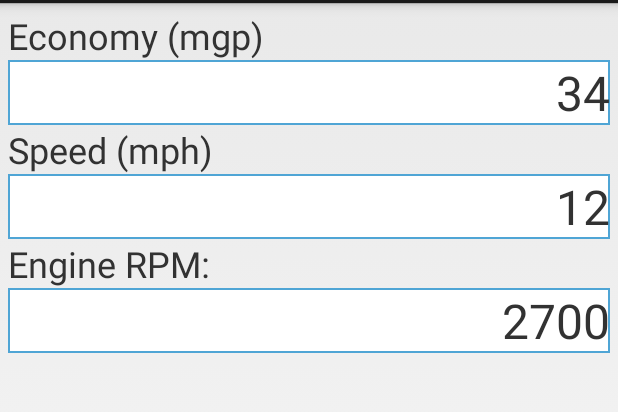
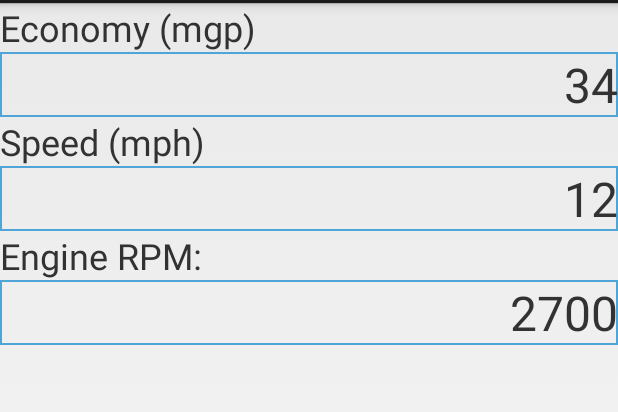
Before and after one commit to WillBrophy/FuelEconomyAssistant, an Android app: the layout data_layout.xml on its own in the app's theme, with its tools: preview values and no code run, on a phone screen of 412 x 824 dp, the part 69-481 px from its top. Run offline under Robolectric (Android 15) with nearby library versions, the phone set to English and light mode, and no system bars.

Commit message:
updated layout files to make the landscape views better

```diff
--- a/FuelEconomyAssistant/app/src/main/res/drawable/black_border.xml
+++ b/FuelEconomyAssistant/app/src/main/res/drawable/black_border.xml
@@ -1,5 +1,5 @@
 <?xml version="1.0" encoding="utf-8"?>
 <shape xmlns:android="http://schemas.android.com/apk/res/android" android:shape="rectangle" >
-   <solid android:color="#ffffff" />
+   <solid android:color="#00000000" />
    <stroke android:width="1dip" android:color="#4fa5d5"/>
 </shape>
--- a/FuelEconomyAssistant/app/src/main/res/layout-land/activity_map.xml
+++ b/FuelEconomyAssistant/app/src/main/res/layout-land/activity_map.xml
@@ -34,6 +34,7 @@
         android:id="@+id/fuel_and_stations_container"
         android:layout_width="0dp"
         android:layout_height="match_parent"
+        android:paddingLeft="10dp"
         android:layout_weight="1">
         <TextView
             android:id="@+id/fuel_level_title"
--- a/FuelEconomyAssistant/app/src/main/res/layout/data_layout.xml
+++ b/FuelEconomyAssistant/app/src/main/res/layout/data_layout.xml
@@ -2,8 +2,13 @@
 <LinearLayout xmlns:android="http://schemas.android.com/apk/res/android"
     android:layout_width="match_parent"
     android:layout_height="wrap_content"
-    android:padding="5dp"
-    android:orientation="vertical" >
+    android:orientation="vertical">
+
+    <LinearLayout
+        android:layout_width="match_parent"
+        android:layout_height="0dp"
+        android:layout_weight="1"
+        android:orientation="vertical">
 
         <TextView
             android:id="@+id/economy_title"
@@ -21,6 +26,14 @@
             android:gravity="right|center_vertical"
             android:text="34"
             android:textSize="32sp" />
+    </LinearLayout>
+
+    <LinearLayout
+        android:layout_width="match_parent"
+        android:layout_height="0dp"
+        android:gravity="center"
+        android:layout_weight="1"
+        android:orientation="vertical">
 
         <TextView
             android:id="@+id/speed_title"
@@ -38,6 +51,14 @@
             android:gravity="right|center_vertical"
             android:text="12"
             android:textSize="32sp" />
+    </LinearLayout>
+
+    <LinearLayout
+        android:layout_width="match_parent"
+        android:layout_height="0dp"
+        android:gravity="bottom"
+        android:layout_weight="1"
+        android:orientation="vertical">
 
         <TextView
             android:id="@+id/engine_title"
@@ -55,5 +76,6 @@
             android:gravity="right|center_vertical"
             android:text="2700"
             android:textSize="32sp" />
+    </LinearLayout>
 
 </LinearLayout>
--- a/FuelEconomyAssistant/app/src/main/res/values/styles.xml
+++ b/FuelEconomyAssistant/app/src/main/res/values/styles.xml
@@ -11,10 +11,9 @@
             backward-compatibility can go here.
         -->
     </style>
-
-    <!-- Application theme. -->
     <style name="AppTheme" parent="AppBaseTheme">
         <!-- All customizations that are NOT specific to a particular API-level can go here. -->
     </style>
 
+
 </resources>
```
Also changed, not shown: FuelEconomyAssistant/app/src/main/res/layout-land/activity_main.xml (+28 -15 lines), FuelEconomyAssistant/app/src/main/res/layout/activity_main.xml (+13 -7 lines). Lines whose indentation alone changed are shown as unchanged.
